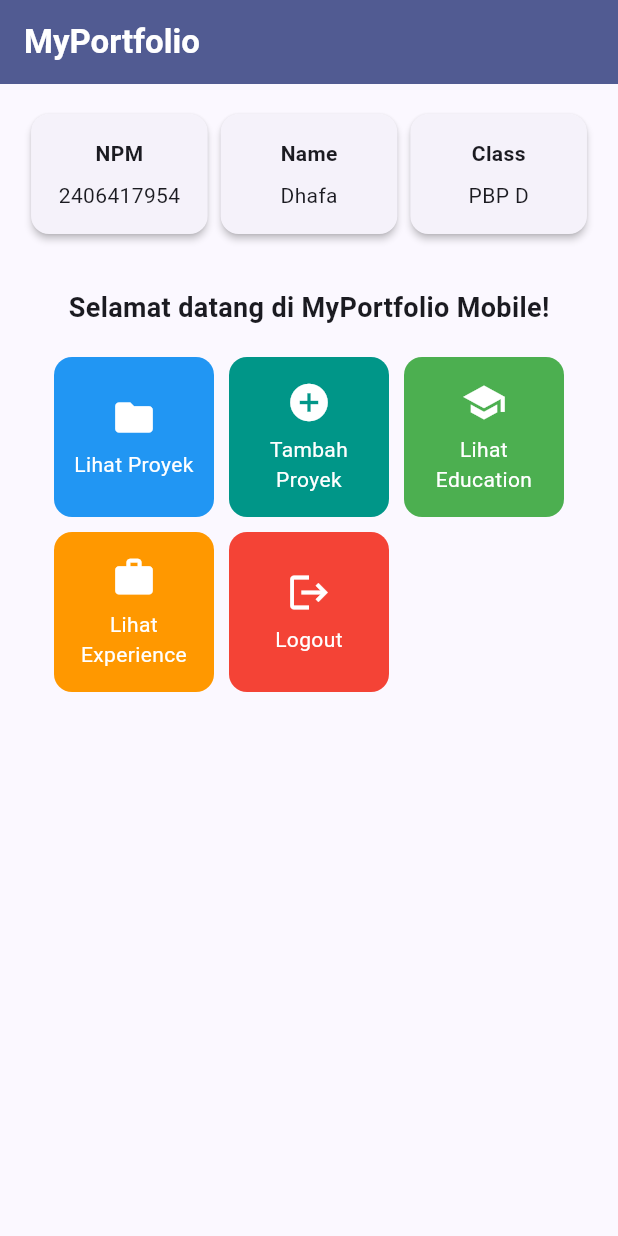
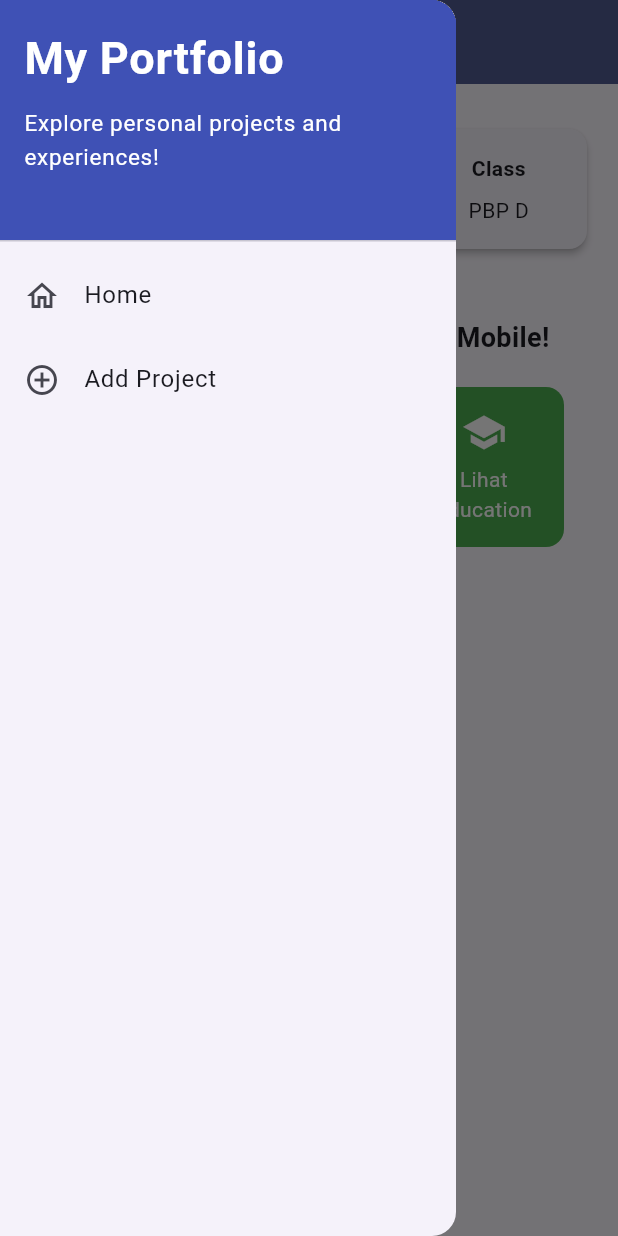
Before and after one commit to ausydhafa/myportofolio_mobile, a Flutter app: the screen it shows after launch, with the side drawer open (before the commit the screen has no drawer), on a phone screen of 412 x 824 dp. Run offline on Flutter 3.47's test engine with Material 3 defaults, Android fonts, the phone set to English and light mode, and no system bars; our stand-ins replace material_ui.

Commit message:
Tutorial 09

```diff
--- a/lib/main.dart
+++ b/lib/main.dart
@@ -1,5 +1,5 @@
-import 'package:flutter/material.dart';
-import 'package:myportofolio_mobile/menu.dart';
+import 'package:material_ui/material_ui.dart';
+import 'package:myportofolio_mobile/screens/menu.dart';
 
 void main() {
   runApp(const MyApp());
--- a/lib/menu.dart
+++ b/lib/screens/menu.dart
@@ -1,4 +1,6 @@
-import 'package:flutter/material.dart';
+import 'package:material_ui/material_ui.dart';
+import 'package:myportofolio_mobile/widgets/left_drawer.dart';
+import 'package:myportofolio_mobile/widgets/project_card.dart';
 
 class MyHomePage extends StatelessWidget {
   MyHomePage({super.key});
@@ -12,7 +14,7 @@ class MyHomePage extends StatelessWidget {
   // used by the build method of the State. Fields in a Widget subclass are
   // always marked "final".
   final String npm = "2406417954";
-  final String nama = "Dhafa";
+  final String nama = "Ausy Dhafa Adhitama";
   final String kelas = "PBP D";
 
   final List<ItemHomepage> items = [
@@ -35,6 +37,7 @@ class MyHomePage extends StatelessWidget {
         ),
         backgroundColor: Theme.of(context).colorScheme.primary,
       ),
+      drawer: const LeftDrawer(),
       // Body halaman utama dengan padding di sekelilingnya.
       body: Padding(
         padding: const EdgeInsets.all(16.0),
@@ -129,48 +132,3 @@ class ItemHomepage {
 
   ItemHomepage(this.name, this.icon, this.color);
 }
-
-class ItemCard extends StatelessWidget {
-  final ItemHomepage item;
-
-  const ItemCard(this.item, {super.key});
-
-  @override
-  Widget build(BuildContext context) {
-    return Material(
-      // Menggunakan warna sekunder dari skema tema aplikasi.
-      color: item.color,
-      borderRadius: BorderRadius.circular(12),
-      child: InkWell(
-        // Aksi ketika kartu ditekan oleh pengguna.
-        onTap: () {
-          // Menampilkan SnackBar dengan pesan interaktif.
-          ScaffoldMessenger.of(context)
-            ..hideCurrentSnackBar()
-            ..showSnackBar(
-              SnackBar(
-                content: Text("Kamu telah menekan tombol ${item.name}!"),
-              ),
-            );
-        },
-        child: Container(
-          padding: const EdgeInsets.all(8),
-          child: Center(
-            child: Column(
-              mainAxisAlignment: MainAxisAlignment.center,
-              children: [
-                Icon(item.icon, color: Colors.white, size: 30.0),
-                const Padding(padding: EdgeInsets.all(3)),
-                Text(
-                  item.name,
-                  textAlign: TextAlign.center,
-                  style: const TextStyle(color: Colors.white),
-                ),
-              ],
-            ),
-          ),
-        ),
-      ),
-    );
-  }
-}
--- /dev/null
+++ b/lib/widgets/left_drawer.dart
@@ -0,0 +1,67 @@
+import 'package:material_ui/material_ui.dart';
+import 'package:myportofolio_mobile/screens/menu.dart';
+// TODO: Impor halaman ProjectFormPage jika sudah dibuat
+import 'package:myportofolio_mobile/screens/project_form.dart';
+
+class LeftDrawer extends StatelessWidget {
+  const LeftDrawer({super.key});
+
+  @override
+  Widget build(BuildContext context) {
+    return Drawer(
+      child: ListView(
+        children: [
+          const DrawerHeader(
+            decoration: BoxDecoration(color: Colors.indigo),
+            child: Column(
+              crossAxisAlignment: CrossAxisAlignment.start,
+              children: [
+                Text(
+                  'My Portfolio',
+                  style: TextStyle(
+                    fontSize: 30,
+                    fontWeight: FontWeight.bold,
+                    color: Colors.white,
+                  ),
+                ),
+                SizedBox(height: 10),
+                Text(
+                  'Explore personal projects and experiences!',
+                  style: TextStyle(fontSize: 15, color: Colors.white),
+                ),
+              ],
+            ),
+          ),
+          // TODO: Bagian routing
+          ListTile(
+            leading: const Icon(Icons.home_outlined),
+            title: const Text('Home'),
+            // Navigasi ke halaman utama portofolio
+            onTap: () {
+              Navigator.pushReplacement(
+                context,
+                MaterialPageRoute(builder: (context) => MyHomePage()),
+              );
+            },
+          ),
+          ListTile(
+            leading: const Icon(Icons.add_circle_outline),
+            title: const Text('Add Project'),
+            // Navigasi ke halaman tambah proyek
+            onTap: () {
+              /*
+              TODO: Buatlah routing ke halaman ProjectFormPage yang akan dibuat nanti.
+              */
+              Navigator.push(
+                context,
+                MaterialPageRoute(
+                  builder: (context) => const ProjectFormPage(),
+                ),
+              );
+            },
+          ),
+        ],
+      ),
+    );
+  }
+}
--- /dev/null
+++ b/lib/widgets/project_card.dart
@@ -0,0 +1,56 @@
+import 'package:material_ui/material_ui.dart';
+import 'package:myportofolio_mobile/screens/menu.dart';
+import 'package:myportofolio_mobile/screens/project_form.dart';
+
+class ItemCard extends StatelessWidget {
+  final ItemHomepage item;
+
+  const ItemCard(this.item, {super.key});
+
+  @override
+  Widget build(BuildContext context) {
+    return Material(
+      // Menggunakan warna sekunder dari skema tema aplikasi.
+      color: item.color,
+      borderRadius: BorderRadius.circular(12),
+      child: InkWell(
+        // Aksi ketika kartu ditekan oleh pengguna.
+        onTap: () {
+          // Menampilkan SnackBar dengan pesan interaktif.
+          ScaffoldMessenger.of(context)
+            ..hideCurrentSnackBar()
+            ..showSnackBar(
+              SnackBar(
+                content: Text("Kamu telah menekan tombol ${item.name}!"),
+              ),
+            );
+          // Navigate ke halaman yang sesuai
+          if (item.name == "Tambah Proyek") {
+            // TODO: Gunakan Navigator.push() untuk melakukan navigasi ke MaterialPageRoute yang mencakup ProjectFormPage
+            Navigator.push(
+              context,
+              MaterialPageRoute(builder: (context) => const ProjectFormPage()),
+            );
+          }
+        },
+        child: Container(
+          padding: const EdgeInsets.all(8),
+          child: Center(
+            child: Column(
+              mainAxisAlignment: MainAxisAlignment.center,
+              children: [
+                Icon(item.icon, color: Colors.white, size: 30.0),
+                const Padding(padding: EdgeInsets.all(3)),
+                Text(
+                  item.name,
+                  textAlign: TextAlign.center,
+                  style: const TextStyle(color: Colors.white),
+                ),
+              ],
+            ),
+          ),
+        ),
+      ),
+    );
+  }
+}
--- a/pubspec.yaml
+++ b/pubspec.yaml
@@ -34,6 +34,7 @@ dependencies:
   # The following adds the Cupertino Icons font to your application.
   # Use with the CupertinoIcons class for iOS style icons.
   cupertino_icons: ^1.0.8
+  material_ui: ^1.11.1
 
 dev_dependencies:
   flutter_test:
```
Also changed, not shown: lib/screens/project_form.dart (added, +216 -0 lines), pubspec.lock.
